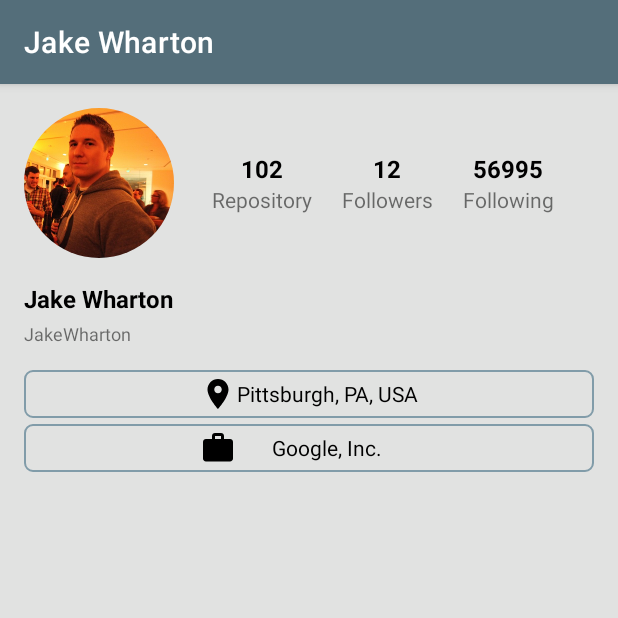
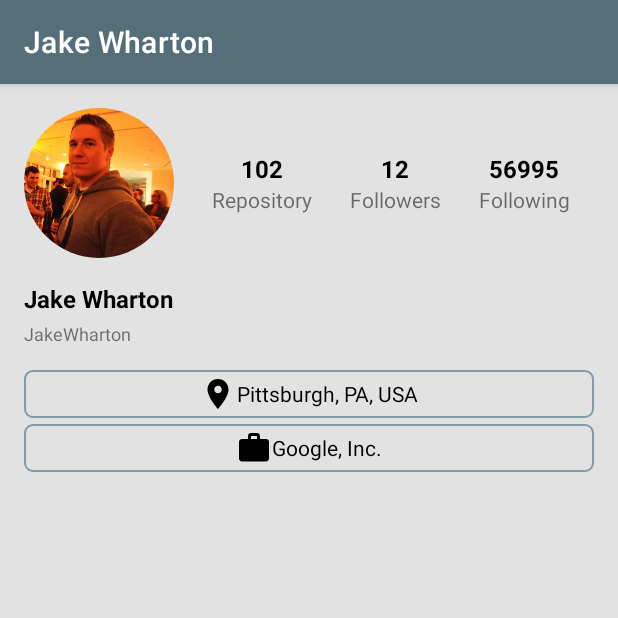
Before and after one commit to fadlan7/Android-Fundamental, an Android app: the screen it shows after launch (UserDetailActivity), after a tap on "Jake Wharton", on a phone screen of 412 x 824 dp, the top half of it. Run offline under Robolectric (Android 15) with nearby library versions, the phone set to English and light mode, and no system bars; our stand-ins replace CircleImageView.

Commit message:
Saran submission hikangkan nested hirarki di activity_user_detail.xml

```diff
--- a/app/src/main/res/layout/activity_user_detail.xml
+++ b/app/src/main/res/layout/activity_user_detail.xml
@@ -6,29 +6,25 @@
     android:layout_height="match_parent"
     android:background="@color/background">
 
-    <RelativeLayout
-        android:id="@+id/relative1"
-        style="@style/rlDetail"
-        app:layout_constraintEnd_toEndOf="parent"
-        app:layout_constraintStart_toStartOf="parent"
-        app:layout_constraintTop_toTopOf="parent">
-
     <de.hdodenhof.circleimageview.CircleImageView
         android:id="@+id/iv_users_photo"
         android:layout_width="100dp"
         android:layout_height="100dp"
+        android:layout_marginStart="16dp"
+        android:layout_marginTop="16dp"
         android:contentDescription="@string/users_images"
+        app:layout_constraintStart_toStartOf="parent"
+        app:layout_constraintTop_toTopOf="parent"
         tools:src="@tools:sample/avatars" />
 
     <LinearLayout
         android:id="@+id/linear_repo"
-            android:layout_width="wrap_content"
-            android:layout_height="wrap_content"
-            android:layout_centerVertical="true"
+        style="@style/linearRepoFoll"
         android:layout_marginStart="25dp"
         android:layout_toEndOf="@+id/iv_users_photo"
-            android:gravity="center"
-            android:orientation="vertical">
+        app:layout_constraintBottom_toBottomOf="@+id/iv_users_photo"
+        app:layout_constraintStart_toEndOf="@+id/iv_users_photo"
+        app:layout_constraintTop_toTopOf="@+id/iv_users_photo">
 
         <TextView
             android:id="@+id/tv_repoNumber"
@@ -43,13 +39,12 @@
 
     <LinearLayout
         android:id="@+id/linear_followers"
-            android:layout_width="wrap_content"
-            android:layout_height="wrap_content"
-            android:layout_centerVertical="true"
-            android:layout_marginStart="20dp"
-            android:layout_toEndOf="@+id/linear_repo"
-            android:gravity="center"
-            android:orientation="vertical">
+        style="@style/linearRepoFoll"
+        android:layout_marginStart="25dp"
+        android:layout_toEndOf="@+id/iv_users_photo"
+        app:layout_constraintBottom_toBottomOf="@+id/iv_users_photo"
+        app:layout_constraintStart_toEndOf="@+id/linear_repo"
+        app:layout_constraintTop_toTopOf="@+id/iv_users_photo">
 
         <TextView
             android:id="@+id/tv_followersNumber"
@@ -64,13 +59,12 @@
 
     <LinearLayout
         android:id="@+id/linear_following"
-            android:layout_width="wrap_content"
-            android:layout_height="wrap_content"
-            android:layout_centerVertical="true"
-            android:layout_marginStart="20dp"
-            android:layout_toEndOf="@+id/linear_followers"
-            android:gravity="center"
-            android:orientation="vertical">
+        style="@style/linearRepoFoll"
+        android:layout_marginStart="25dp"
+        android:layout_toEndOf="@+id/iv_users_photo"
+        app:layout_constraintBottom_toBottomOf="@+id/iv_users_photo"
+        app:layout_constraintStart_toEndOf="@+id/linear_followers"
+        app:layout_constraintTop_toTopOf="@+id/iv_users_photo">
 
         <TextView
             android:id="@+id/tv_followingNumber"
@@ -82,47 +76,42 @@
             style="@style/titleNumber"
             android:text="@string/following_title" />
     </LinearLayout>
-    </RelativeLayout>
-
-    <RelativeLayout
-        style="@style/rlDetail"
-        app:layout_constraintEnd_toEndOf="parent"
-        app:layout_constraintStart_toStartOf="parent"
-        app:layout_constraintTop_toBottomOf="@id/relative1">
-
-        <LinearLayout
-            android:layout_width="match_parent"
-            android:layout_height="wrap_content"
-            android:orientation="vertical">
 
     <TextView
         android:id="@+id/tv_fullName"
         android:layout_width="wrap_content"
         android:layout_height="wrap_content"
+        android:layout_marginStart="16dp"
+        android:layout_marginTop="16dp"
         android:textColor="@color/black"
         android:textSize="16sp"
         android:textStyle="bold"
+        app:layout_constraintStart_toStartOf="parent"
+        app:layout_constraintTop_toBottomOf="@+id/iv_users_photo"
         tools:text="@string/fullName_dummy" />
 
     <TextView
         android:id="@+id/tv_username"
         android:layout_width="wrap_content"
         android:layout_height="wrap_content"
+        android:layout_marginStart="16dp"
         android:layout_marginTop="4dp"
         android:textSize="12sp"
+        app:layout_constraintStart_toStartOf="parent"
+        app:layout_constraintTop_toBottomOf="@+id/tv_fullName"
         tools:text="@string/username_dummy" />
 
-            <TableLayout
+    <LinearLayout
+        android:id="@+id/linearLocation"
         android:layout_width="match_parent"
         android:layout_height="wrap_content"
-                android:layout_marginTop="16dp">
-
-                <TableRow
-                    android:layout_width="match_parent"
-                    android:layout_height="wrap_content"
+        android:layout_margin="16dp"
         android:background="@drawable/cell_shape"
         android:gravity="center"
-                    android:padding="4dp">
+        android:orientation="horizontal"
+        android:padding="4dp"
+        app:layout_constraintStart_toStartOf="parent"
+        app:layout_constraintTop_toBottomOf="@+id/tv_username">
 
         <ImageView
             android:id="@+id/img_location"
@@ -134,22 +123,27 @@
 
         <TextView
             android:id="@+id/tv_location"
-                        android:layout_width="match_parent"
+            android:layout_width="wrap_content"
             android:layout_height="wrap_content"
             android:textAlignment="center"
             android:textColor="@color/black"
             android:textSize="14sp"
             tools:text="@string/location_dummy" />
+    </LinearLayout>
 
-                </TableRow>
-
-                <TableRow
+    <LinearLayout
         android:layout_width="match_parent"
         android:layout_height="wrap_content"
+        android:layout_marginStart="16dp"
         android:layout_marginTop="4dp"
+        android:layout_marginEnd="16dp"
         android:background="@drawable/cell_shape"
         android:gravity="center"
-                    android:padding="4dp">
+        android:orientation="horizontal"
+        android:padding="4dp"
+        app:layout_constraintEnd_toEndOf="parent"
+        app:layout_constraintStart_toStartOf="parent"
+        app:layout_constraintTop_toBottomOf="@+id/linearLocation">
 
         <ImageView
             android:id="@+id/img_company"
@@ -161,14 +155,11 @@
 
         <TextView
             android:id="@+id/tv_company"
-                        android:layout_width="match_parent"
+            android:layout_width="wrap_content"
             android:layout_height="wrap_content"
             android:textAlignment="center"
             android:textColor="@color/black"
             android:textSize="14sp"
             tools:text="@string/location_dummy" />
-                </TableRow>
-            </TableLayout>
     </LinearLayout>
-    </RelativeLayout>
 </androidx.constraintlayout.widget.ConstraintLayout>
--- a/app/src/main/res/values/themes.xml
+++ b/app/src/main/res/values/themes.xml
@@ -45,12 +45,12 @@
         <item name="android:textSize">12sp</item>
     </style>
 
-    <style name="rlDetail">
-        <item name="android:layout_width">match_parent</item>
+    <style name="linearRepoFoll">
+        <item name="android:layout_width">wrap_content</item>
         <item name="android:layout_height">wrap_content</item>
-        <item name="android:layout_marginStart">16dp</item>
-        <item name="android:layout_marginTop">16dp</item>
-        <item name="android:layout_marginEnd">16dp</item>
+        <item name="android:layout_centerVertical">true</item>
+        <item name="android:gravity">center</item>
+        <item name="android:orientation">vertical</item>
     </style>
 
     <style name="detailNumber">
```
Lines whose indentation alone changed are shown as unchanged.
